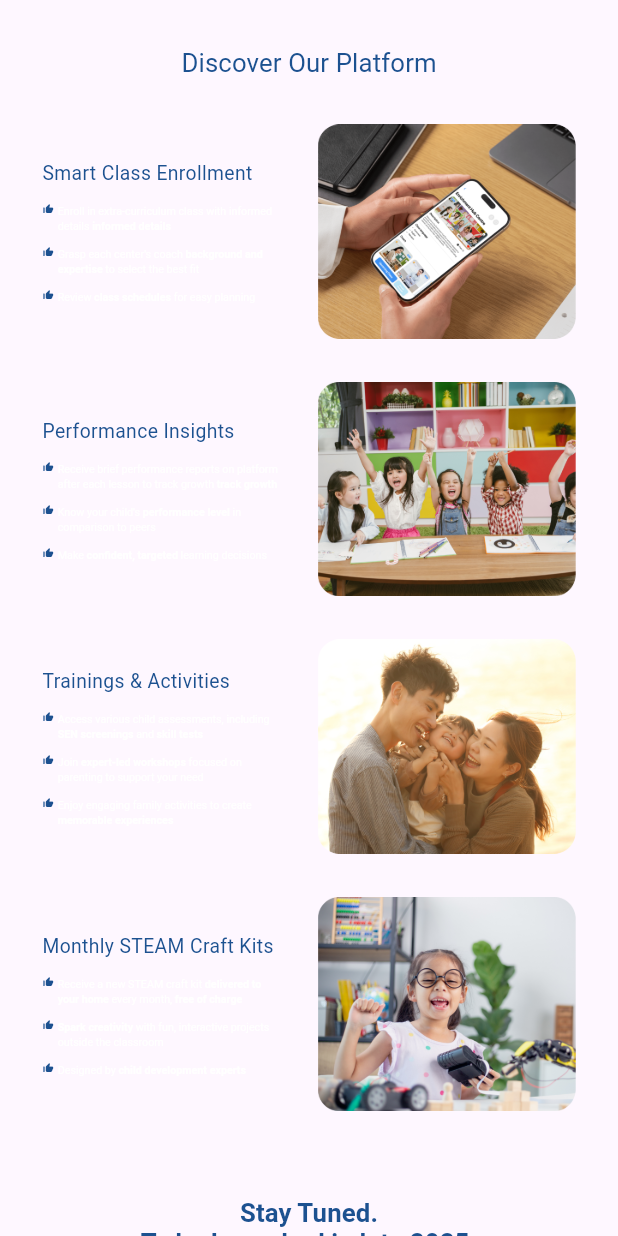
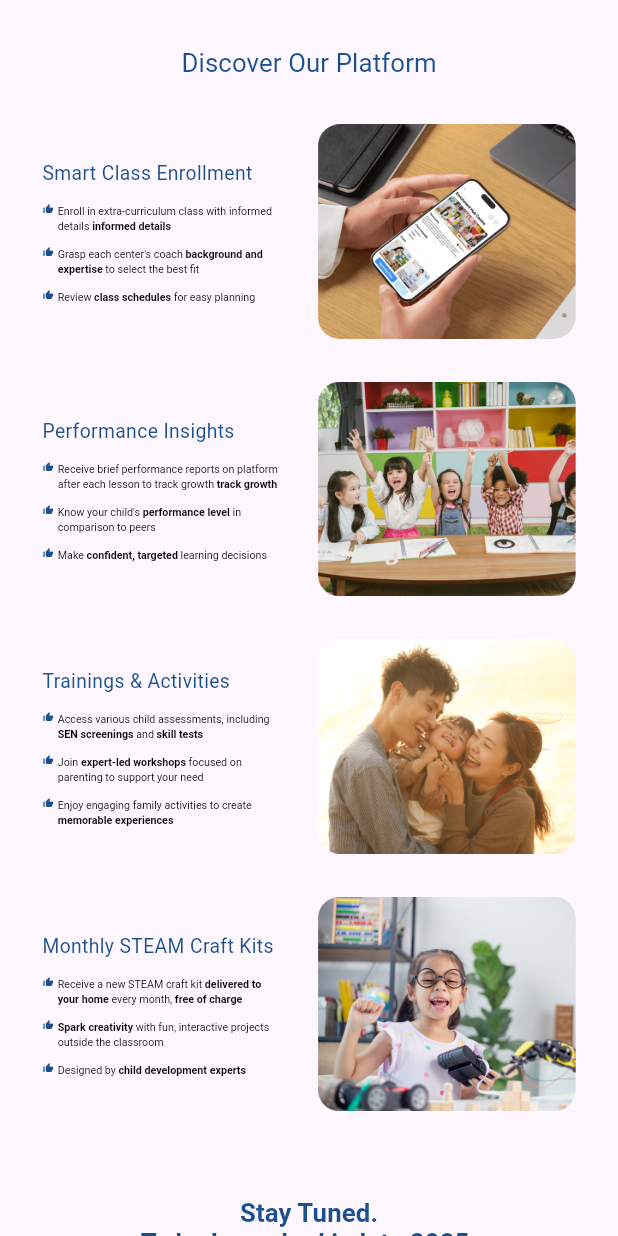
Before and after one commit to classzhkg/classZWebsite, a Flutter app: the screen it shows after launch, scrolled down 576 dp, on a phone screen of 412 x 824 dp. Run offline on Flutter 3.47's test engine with Material 3 defaults, Android fonts, the phone set to English and light mode, and no system bars; our stand-ins replace flutter_svg; project files that could hold a hidden picture were left out.

Commit message:
Last update

```diff
--- a/lib/main.dart
+++ b/lib/main.dart
@@ -1,4 +1,3 @@
-import 'package:classz_web/utils/app_utils.dart';
 import 'package:classz_web/view/screen/landingPage.dart';
 import 'package:flutter/material.dart';
 import 'package:flutter_localizations/flutter_localizations.dart';
@@ -16,13 +15,15 @@ class MyApp extends StatefulWidget {
 }
 
 class _MyAppState extends State<MyApp> {
-  Locale _locale = Locale('en', ''); // Default locale is English
+  Locale _locale = const Locale('en', ''); // Default locale is English
 
   // Function to switch the language
   void _switchLanguage() {
     setState(() {
       // Toggle between 'en' and 'zh'
-      _locale = _locale.languageCode == 'en' ? Locale('zh', '') : Locale('en', '');
+      _locale = _locale.languageCode == 'en'
+          ? const Locale('zh', '')
+          : const Locale('en', '');
     });
   }
 
@@ -35,13 +36,15 @@ class _MyAppState extends State<MyApp> {
         Locale('zh', ''), // Mandarin
       ],
       locale: _locale, // Dynamically set the locale
-      localizationsDelegates: [
+      localizationsDelegates:const [
         GlobalMaterialLocalizations.delegate,
         GlobalWidgetsLocalizations.delegate,
         GlobalCupertinoLocalizations.delegate,
         S.delegate,
       ],
-      home: LandingPage(onLanguageChange: _switchLanguage), // Pass language change function to LandingPage
+      home: LandingPage(
+          onLanguageChange:
+              _switchLanguage), // Pass language change function to LandingPage
     );
   }
 }
--- a/lib/view/screen/landingPage.dart
+++ b/lib/view/screen/landingPage.dart
@@ -1,5 +1,5 @@
 import 'package:classz_web/generated/l10n.dart';
-import 'package:classz_web/main.dart';
+
 import 'package:classz_web/utils/app_utils.dart';
 import 'package:classz_web/view/theme/app_colors.dart';
 import 'package:classz_web/view/widgets/customSvg.dart';
@@ -16,15 +16,10 @@ import 'package:classz_web/view/widgets/discoverWidget4_en.dart';
 import 'package:classz_web/view/widgets/disoverWidget4_zh.dart';
 import 'package:flutter/material.dart';
 import 'package:classz_web/view/widgets/customImage.dart';
-import 'package:pixel_perfect/pixel_perfect.dart';
 
 class LandingPage extends StatelessWidget {
   final Function onLanguageChange;
   LandingPage({super.key, required this.onLanguageChange});
-
-  final ScrollController _scrollController = ScrollController();
-
-  final GlobalKey _contactUsKey = GlobalKey();
 
   final GlobalKey _contactKey = GlobalKey();
 
@@ -36,8 +31,9 @@ class LandingPage extends StatelessWidget {
   Widget build(BuildContext context) {
     SizeConfig.init(context);
     final currentLocale = Localizations.localeOf(context);
-    print(currentLocale);
-    return Scaffold(
+
+    return SafeArea(
+      child: Scaffold(
         body: LayoutBuilder(builder: (context, constraints) {
           return SingleChildScrollView(
             child: Column(
@@ -65,11 +61,11 @@ class LandingPage extends StatelessWidget {
             ),
           );
         }),
+      ),
     );
   }
 
   Widget _contact({required GlobalKey key}) {
-
 //print(contactDimensions.aspectRatio);
     return LayoutBuilder(builder: (context, constraints) {
       final containerW = 1440.w;
@@ -112,8 +108,8 @@ class LandingPage extends StatelessWidget {
                     children: [
                       customImage(
                         imagePath: ImagePath.qr,
-                        height:141.h, // 141/424
-                        width:141.w, // 141/1440
+                        height: 141.h, // 141/424
+                        width: 141.w, // 141/1440
                       ),
                       SizedBox(
                           width:
--- a/lib/view/widgets/discoverWidget1_en.dart
+++ b/lib/view/widgets/discoverWidget1_en.dart
@@ -1,7 +1,6 @@
 import 'package:classz_web/generated/l10n.dart';
 import 'package:classz_web/utils/app_utils.dart';
-import 'package:classz_web/view/theme/app_colors.dart';
-import 'package:classz_web/view/widgets/customText.dart';
+
 import 'package:classz_web/view/widgets/richTextWithIcon.dart';
 import 'package:flutter/material.dart';
 
@@ -23,7 +22,7 @@ Widget discoverWidget1En({required BuildContext context}) {
                     fontSize: 25.fSize,
                     height: 34.25.fSize / 25.fSize,
                     fontWeight: FontWeight.w400,
-                ),
+                    color: Colors.black),
               ),
               TextSpan(
                 text: " ${S.of(context).informedDetails}",
@@ -31,14 +30,17 @@ Widget discoverWidget1En({required BuildContext context}) {
                     fontSize: 25.fSize,
                     height: 34.25.fSize / 25.fSize,
                     fontWeight: FontWeight.w700,
-                ),
+                    color: Colors.black),
               ),
             ],
           ),
           maxLines: 2,
           overflow: TextOverflow.ellipsis,
         ),
-      ),SizedBox(height: 30.h,),
+      ),
+      SizedBox(
+        height: 30.h,
+      ),
       CustomRichTextIcon(
         width: 566.w,
         richText: RichText(
@@ -52,7 +54,7 @@ Widget discoverWidget1En({required BuildContext context}) {
                     fontSize: 25.fSize,
                     height: 34.25.fSize / 25.fSize,
                     fontWeight: FontWeight.w400,
-                ),
+                    color: Colors.black),
               ),
               TextSpan(
                 text: " ${S.of(context).backgroundAndExpertise} ",
@@ -60,7 +62,7 @@ Widget discoverWidget1En({required BuildContext context}) {
                     fontSize: 25.fSize,
                     height: 34.25.fSize / 25.fSize,
                     fontWeight: FontWeight.w700,
-                ),
+                    color: Colors.black),
               ),
               TextSpan(
                 text: S.of(context).toSelectTheBestFit,
@@ -68,14 +70,17 @@ Widget discoverWidget1En({required BuildContext context}) {
                     fontSize: 25.fSize,
                     height: 34.25.fSize / 25.fSize,
                     fontWeight: FontWeight.w400,
-                ),
+                    color: Colors.black),
               ),
             ],
           ),
           maxLines: 2,
           overflow: TextOverflow.ellipsis,
         ),
-      ),SizedBox(height: 30.h,),
+      ),
+      SizedBox(
+        height: 30.h,
+      ),
       CustomRichTextIcon(
         width: 566.w,
         richText: RichText(
@@ -87,7 +92,7 @@ Widget discoverWidget1En({required BuildContext context}) {
                     fontSize: 25.fSize,
                     height: 34.25.fSize / 25.fSize,
                     fontWeight: FontWeight.w400,
-                ),
+                    color: Colors.black),
               ),
               TextSpan(
                 text: " ${S.of(context).classSchedules} ",
@@ -95,7 +100,7 @@ Widget discoverWidget1En({required BuildContext context}) {
                     fontSize: 25.fSize,
                     height: 34.25.fSize / 25.fSize,
                     fontWeight: FontWeight.w700,
-                ),
+                    color: Colors.black),
               ),
               TextSpan(
                 text: S.of(context).forEasyPlanning,
@@ -103,7 +108,7 @@ Widget discoverWidget1En({required BuildContext context}) {
                     fontSize: 25.fSize,
                     height: 34.25.fSize / 25.fSize,
                     fontWeight: FontWeight.w400,
-                ),
+                    color: Colors.black),
               ),
             ],
           ),
--- a/lib/view/widgets/discoverWidget2_en.dart
+++ b/lib/view/widgets/discoverWidget2_en.dart
@@ -4,7 +4,6 @@ import 'package:classz_web/view/theme/app_colors.dart';
 import 'package:classz_web/view/widgets/customText.dart';
 import 'package:classz_web/view/widgets/richTextWithIcon.dart';
 import 'package:flutter/material.dart';
-
 
 Widget discoverWidget2En({required BuildContext context}) {
   return Column(
@@ -21,12 +20,14 @@ Widget discoverWidget2En({required BuildContext context}) {
               text: TextSpan(
                 children: [
                   TextSpan(
-                    text: S.of(context).receiveBriefPerformanceReportsOnPlatformAfterEachLessonTo,
+                    text: S
+                        .of(context)
+                        .receiveBriefPerformanceReportsOnPlatformAfterEachLessonTo,
                     style: TextStyle(
                         fontSize: 25.fSize,
                         height: 34.25.fSize / 25.fSize,
                         fontWeight: FontWeight.w400,
-                    ),
+                        color: Colors.black),
                   ),
                   TextSpan(
                     text: " ${S.of(context).trackgrowth}",
@@ -34,14 +35,17 @@ Widget discoverWidget2En({required BuildContext context}) {
                         fontSize: 25.fSize,
                         height: 34.25.fSize / 25.fSize,
                         fontWeight: FontWeight.w700,
-                    ),
+                        color: Colors.black),
                   ),
                 ],
               ),
               maxLines: 2,
               overflow: TextOverflow.ellipsis,
             ),
-          ),SizedBox(height: 30.h,),
+          ),
+          SizedBox(
+            height: 30.h,
+          ),
           CustomRichTextIcon(
             width: 566.w,
             richText: RichText(
@@ -53,7 +57,7 @@ Widget discoverWidget2En({required BuildContext context}) {
                         fontSize: 25.fSize,
                         height: 34.25.fSize / 25.fSize,
                         fontWeight: FontWeight.w400,
-                    ),
+                        color: Colors.black),
                   ),
                   TextSpan(
                     text: S.of(context).performanceLevel,
@@ -61,7 +65,7 @@ Widget discoverWidget2En({required BuildContext context}) {
                         fontSize: 25.fSize,
                         height: 34.25.fSize / 25.fSize,
                         fontWeight: FontWeight.w700,
-                    ),
+                        color: Colors.black),
                   ),
                   TextSpan(
                     text: S.of(context).incomparisontopeers,
@@ -69,14 +73,17 @@ Widget discoverWidget2En({required BuildContext context}) {
                         fontSize: 25.fSize,
                         height: 34.25.fSize / 25.fSize,
                         fontWeight: FontWeight.w400,
-                    ),
+                        color: Colors.black),
                   ),
                 ],
               ),
               maxLines: 2,
               overflow: TextOverflow.ellipsis,
             ),
-          ),SizedBox(height: 30.h,),
+          ),
+          SizedBox(
+            height: 30.h,
+          ),
           CustomRichTextIcon(
             width: 566.w,
             richText: RichText(
@@ -88,15 +95,16 @@ Widget discoverWidget2En({required BuildContext context}) {
                         fontSize: 25.fSize,
                         height: 34.25.fSize / 25.fSize,
                         fontWeight: FontWeight.w400,
-                    ),
+                        color: Colors.black),
                   ),
                   TextSpan(
-                    text: "${S.of(context).confident}, ${S.of(context).targeted}",
+                    text:
+                        "${S.of(context).confident}, ${S.of(context).targeted}",
                     style: TextStyle(
                         fontSize: 25.fSize,
                         height: 34.25.fSize / 25.fSize,
                         fontWeight: FontWeight.w700,
-                    ),
+                        color: Colors.black),
                   ),
                   TextSpan(
                     text: " ${S.of(context).learningdecisions}",
@@ -104,7 +112,7 @@ Widget discoverWidget2En({required BuildContext context}) {
                         fontSize: 25.fSize,
                         height: 34.25.fSize / 25.fSize,
                         fontWeight: FontWeight.w400,
-                    ),
+                        color: Colors.black),
                   ),
                 ],
               ),
--- a/lib/view/widgets/discoverWidget3_en.dart
+++ b/lib/view/widgets/discoverWidget3_en.dart
@@ -4,7 +4,6 @@ import 'package:classz_web/view/theme/app_colors.dart';
 import 'package:classz_web/view/widgets/customText.dart';
 import 'package:classz_web/view/widgets/richTextWithIcon.dart';
 import 'package:flutter/material.dart';
-
 
 Widget discoverWidget3En({required BuildContext context}) {
   return Column(
@@ -26,7 +25,7 @@ Widget discoverWidget3En({required BuildContext context}) {
                         fontSize: 25.fSize,
                         height: 34.25.fSize / 25.fSize,
                         fontWeight: FontWeight.w400,
-                    ),
+                        color: Colors.black),
                   ),
                   TextSpan(
                     text: " ${S.of(context).senscreening}",
@@ -34,7 +33,7 @@ Widget discoverWidget3En({required BuildContext context}) {
                         fontSize: 25.fSize,
                         height: 34.25.fSize / 25.fSize,
                         fontWeight: FontWeight.w700,
-                    ),
+                        color: Colors.black),
                   ),
                   TextSpan(
                     text: " ${S.of(context).and} ",
@@ -42,7 +41,7 @@ Widget discoverWidget3En({required BuildContext context}) {
                         fontSize: 25.fSize,
                         height: 34.25.fSize / 25.fSize,
                         fontWeight: FontWeight.w400,
-                    ),
+                        color: Colors.black),
                   ),
                   TextSpan(
                     text: S.of(context).skilltests,
@@ -50,14 +49,17 @@ Widget discoverWidget3En({required BuildContext context}) {
                         fontSize: 25.fSize,
                         height: 34.25.fSize / 25.fSize,
                         fontWeight: FontWeight.w700,
-                    ),
+                        color: Colors.black),
                   ),
                 ],
               ),
               maxLines: 2,
               overflow: TextOverflow.ellipsis,
             ),
-          ),SizedBox(height: 30.h,),
+          ),
+          SizedBox(
+            height: 30.h,
+          ),
           CustomRichTextIcon(
             width: 566.w,
             richText: RichText(
@@ -69,7 +71,7 @@ Widget discoverWidget3En({required BuildContext context}) {
                         fontSize: 25.fSize,
                         height: 34.25.fSize / 25.fSize,
                         fontWeight: FontWeight.w400,
-                    ),
+                        color: Colors.black),
                   ),
                   TextSpan(
                     text: "${S.of(context).expertledworkshop} ",
@@ -77,7 +79,7 @@ Widget discoverWidget3En({required BuildContext context}) {
                         fontSize: 25.fSize,
                         height: 34.25.fSize / 25.fSize,
                         fontWeight: FontWeight.w700,
-                    ),
+                        color: Colors.black),
                   ),
                   TextSpan(
                     text: S.of(context).focusedonparentingtoSupport,
@@ -85,14 +87,17 @@ Widget discoverWidget3En({required BuildContext context}) {
                         fontSize: 25.fSize,
                         height: 34.25.fSize / 25.fSize,
                         fontWeight: FontWeight.w400,
-                    ),
+                        color: Colors.black),
                   ),
                 ],
               ),
               maxLines: 2,
               overflow: TextOverflow.ellipsis,
             ),
-          ),SizedBox(height: 30.h,),
+          ),
+          SizedBox(
+            height: 30.h,
+          ),
           CustomRichTextIcon(
             width: 566.w,
             richText: RichText(
@@ -104,7 +109,7 @@ Widget discoverWidget3En({required BuildContext context}) {
                         fontSize: 25.fSize,
                         height: 34.25.fSize / 25.fSize,
                         fontWeight: FontWeight.w400,
-                    ),
+                        color: Colors.black),
                   ),
                   TextSpan(
                     text: " ${S.of(context).memorableExperience}",
@@ -112,7 +117,7 @@ Widget discoverWidget3En({required BuildContext context}) {
                         fontSize: 25.fSize,
                         height: 34.25.fSize / 25.fSize,
                         fontWeight: FontWeight.w700,
-                    ),
+                        color: Colors.black),
                   ),
                 ],
               ),
--- a/lib/view/widgets/discoverWidget4_en.dart
+++ b/lib/view/widgets/discoverWidget4_en.dart
@@ -25,7 +25,7 @@ Widget discoverWidget4En({required BuildContext context}) {
                         fontSize: 25.fSize,
                         height: 34.25.fSize / 25.fSize,
                         fontWeight: FontWeight.w400,
-                    ),
+                        color: Colors.black),
                   ),
                   TextSpan(
                     text: " ${S.of(context).deliveredToYourHome} ",
@@ -33,7 +33,7 @@ Widget discoverWidget4En({required BuildContext context}) {
                         fontSize: 25.fSize,
                         height: 34.25.fSize / 25.fSize,
                         fontWeight: FontWeight.w700,
-                    ),
+                        color: Colors.black),
                   ),
                   TextSpan(
                     text: "${S.of(context).everyMonth} ",
@@ -41,7 +41,7 @@ Widget discoverWidget4En({required BuildContext context}) {
                         fontSize: 25.fSize,
                         height: 34.25.fSize / 25.fSize,
                         fontWeight: FontWeight.w400,
-                    ),
+                        color: Colors.black),
                   ),
                   TextSpan(
                     text: S.of(context).freeOfCharge,
@@ -49,14 +49,17 @@ Widget discoverWidget4En({required BuildContext context}) {
                         fontSize: 25.fSize,
                         height: 34.25.fSize / 25.fSize,
                         fontWeight: FontWeight.w700,
-                    ),
+                        color: Colors.black),
                   ),
                 ],
               ),
               maxLines: 2, // Restrict to a maximum number of lines
               overflow: TextOverflow.ellipsis, // Handle overflow with ellipsis
             ),
-          ),SizedBox(height: 30.h,),
+          ),
+          SizedBox(
+            height: 30.h,
+          ),
           CustomRichTextIcon(
             width: 566.w,
             richText: RichText(
@@ -68,7 +71,7 @@ Widget discoverWidget4En({required BuildContext context}) {
                         fontSize: 25.fSize,
                         height: 34.25.fSize / 25.fSize,
                         fontWeight: FontWeight.w700,
-                    ),
+                        color: Colors.black),
                   ),
                   TextSpan(
                     text: " ${S.of(context).withFunInteractiveProjects}",
@@ -76,14 +79,17 @@ Widget discoverWidget4En({required BuildContext context}) {
                         fontSize: 25.fSize,
                         height: 34.25.fSize / 25.fSize,
                         fontWeight: FontWeight.w400,
-                    ),
+                        color: Colors.black),
                   ),
                 ],
               ),
               maxLines: 2, // Restrict to a maximum number of lines
               overflow: TextOverflow.ellipsis, // Handle overflow with ellipsis
             ),
-          ),SizedBox(height: 30.h,),
+          ),
+          SizedBox(
+            height: 30.h,
+          ),
           CustomRichTextIcon(
             width: 566.w,
             richText: RichText(
@@ -95,7 +101,7 @@ Widget discoverWidget4En({required BuildContext context}) {
                         fontSize: 25.fSize,
                         height: 34.25.fSize / 25.fSize,
                         fontWeight: FontWeight.w400,
-                    ),
+                        color: Colors.black),
                   ),
                   TextSpan(
                     text: " ${S.of(context).childDevelopment}",
@@ -103,7 +109,7 @@ Widget discoverWidget4En({required BuildContext context}) {
                         fontSize: 25.fSize,
                         height: 34.25.fSize / 25.fSize,
                         fontWeight: FontWeight.w700,
-                    ),
+                        color: Colors.black),
                   ),
                 ],
               ),
--- a/pubspec.yaml
+++ b/pubspec.yaml
@@ -30,15 +30,12 @@ environment:
 dependencies:
   flutter:
     sdk: flutter
-
-
-  # The following adds the Cupertino Icons font to your application.
-  # Use with the CupertinoIcons class for iOS style icons.
   cupertino_icons: ^1.0.2
   pixel_perfect: ^1.1.3
   flutter_svg:
   flutter_localization:
   intl:
+  win32: ^5.1.1
 
 dev_dependencies:
   flutter_test:
```
Also changed, not shown: lib/utils/app_utils.dart (+2 -5 lines), lib/view/widgets/discoverWidget1_zh.dart (+7 -7 lines), lib/view/widgets/discoverWidget2_zh.dart (+7 -7 lines), lib/view/widgets/discoverWidget3_zh.dart (+7 -7 lines), lib/view/widgets/disoverWidget4_zh.dart (+8 -8 lines), pubspec.lock, 1 other file. Lines whose indentation alone changed are shown as unchanged.
